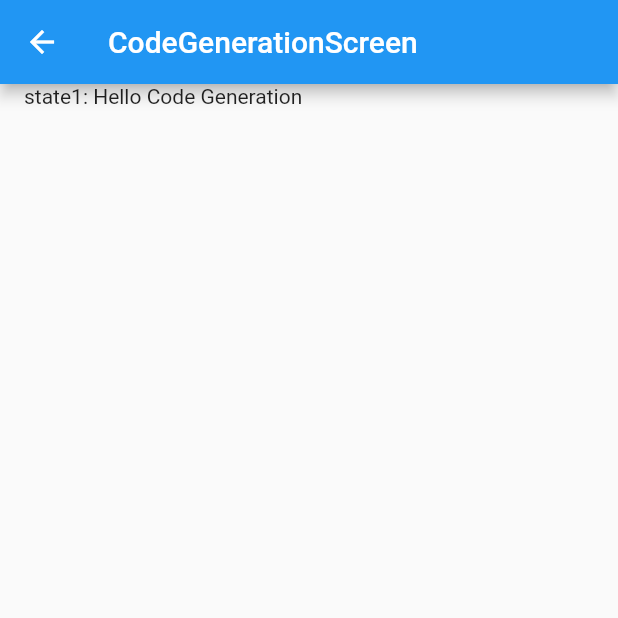
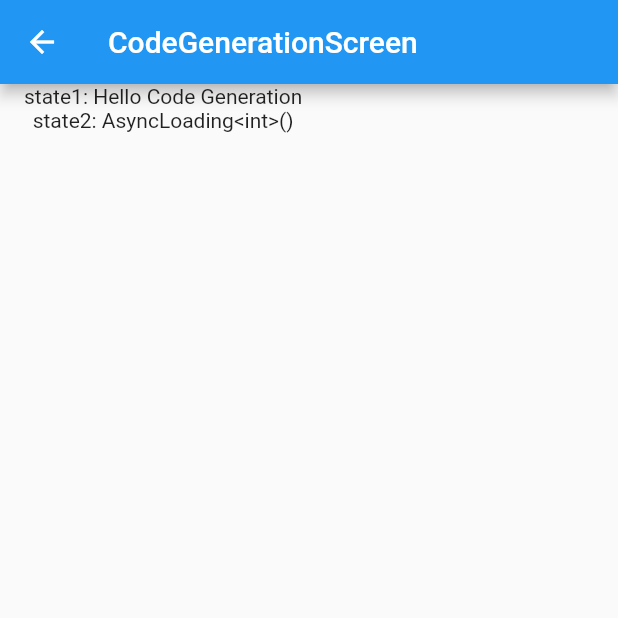
Before and after one commit to walkerJung/riverpod_ex, a Flutter app: the screen it shows after launch, after a tap on "CodeGenerationScreen", on a phone screen of 412 x 824 dp, the top half of it. Run offline on Flutter 3.47's test engine with Material 2 defaults, Android fonts, the phone set to English and light mode, and no system bars; our stand-ins replace flutter_riverpod, riverpod_annotation; generated files the repository leaves out were written again.

Commit message:
feat: Riverpod v2 KeepAlive 세팅하기

```diff
--- a/lib/riverpod/code_generation_provider.dart
+++ b/lib/riverpod/code_generation_provider.dart
@@ -11,5 +11,16 @@
   return 'Hello Code Generation';
 }
 
+@riverpod
+Future<int> gStateFuture(GStateFutureRef ref) async {
+  await Future.delayed(const Duration(seconds: 3));
+  return 10;
+}
+
+@Riverpod(keepAlive: true)
+Future<int> gStateFuture2(GStateFuture2Ref ref) async {
+  await Future.delayed(const Duration(seconds: 3));
+  return 10;
+}
 
 // 2) Parameter > Family 파라미터를 일반 함수처럼 사용할 수 있도록
--- a/lib/screen/code_generation_screen.dart
+++ b/lib/screen/code_generation_screen.dart
@@ -9,11 +9,13 @@
   @override
   Widget build(BuildContext context, WidgetRef ref) {
     final state1 = ref.watch(gStateProvider);
+    final state2 = ref.watch(gStateFutureProvider);
     return DefaultLayout(
       title: 'CodeGenerationScreen',
       body: Column(
         children: [
           Text('state1: $state1'),
+          Text('state2: $state2'),
         ],
       ),
     );
```
Also changed, not shown: lib/riverpod/code_generation_provider.g.dart, 1 other file.
